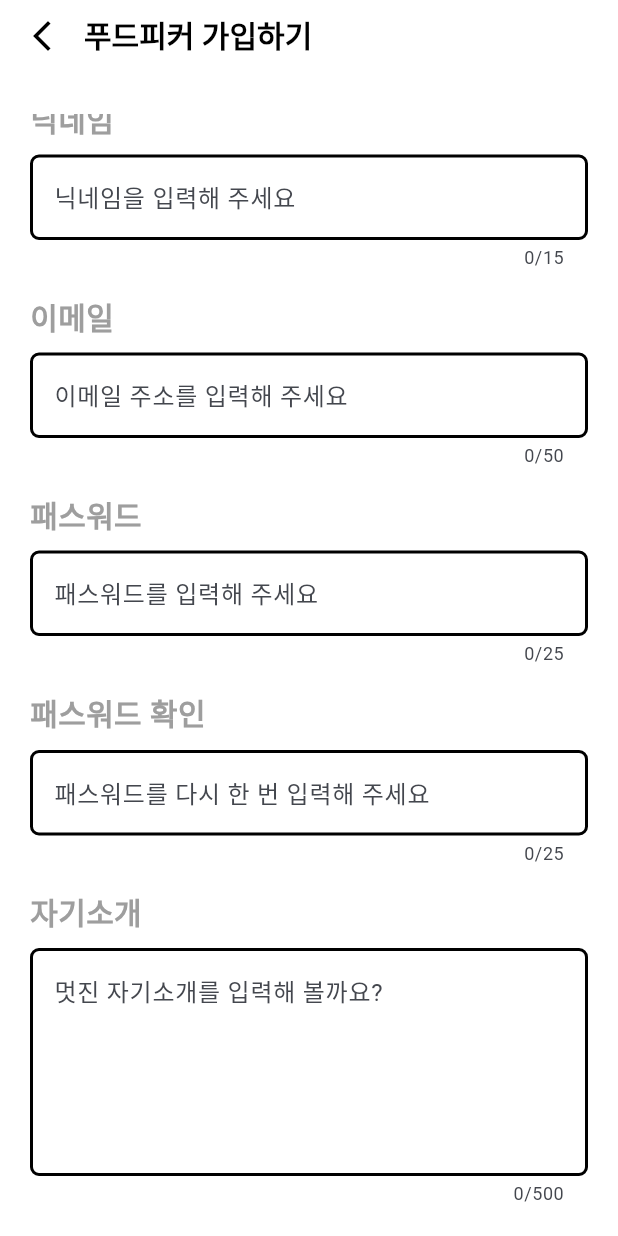
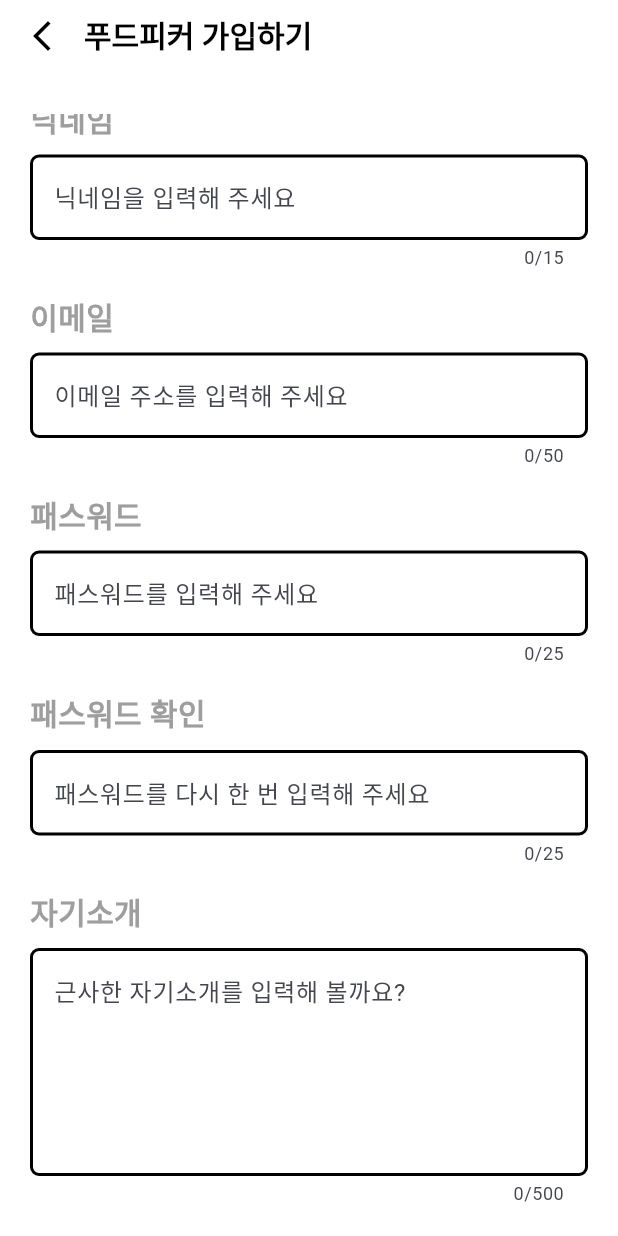
Before and after one commit to academy3746/food_picker01, a Flutter app: the SignUpScreen screen opened by its route, scrolled down 156 dp, on a phone screen of 412 x 824 dp. Run offline on Flutter 3.47's test engine with Material 3 defaults, Android fonts, the phone set to English and light mode, and no system bars; our stand-ins replace fluttertoast, image_picker, supabase_flutter; accounts and stored records are empty.

Commit message:
텍스트 입력필드 컨트롤러 위젯화...5

```diff
--- a/lib/screens/auth_screen/sign_up_screen/sign_up_screen.dart
+++ b/lib/screens/auth_screen/sign_up_screen/sign_up_screen.dart
@@ -5,6 +5,7 @@ import 'package:flutter/material.dart';
 import 'package:food_picker/common/constants/gaps.dart';
 import 'package:food_picker/common/constants/sizes.dart';
 import 'package:food_picker/common/widgets/common_app_bar.dart';
+import 'package:food_picker/common/widgets/common_button.dart';
 import 'package:food_picker/common/widgets/common_input_field.dart';
 import 'package:food_picker/common/widgets/common_text.dart';
 import 'package:food_picker/screens/auth_screen/sign_up_screen/widgets/profile.dart';
@@ -30,6 +31,8 @@ class _SignUpScreenState extends State<SignUpScreen> {
   final TextEditingController _confirmController = TextEditingController();
   final TextEditingController _introController = TextEditingController();
 
+  /// Validate Text Input Field
+  final _formKey = GlobalKey<FormState>();
 
   /// 프로필 등록 Bottom Sheet Dialog
   Future<void> _showProfileUpload() async {
@@ -194,6 +197,8 @@ class _SignUpScreenState extends State<SignUpScreen> {
           child: SingleChildScrollView(
             physics: const ClampingScrollPhysics(),
             scrollDirection: Axis.vertical,
+            child: Form(
+              key: _formKey,
               child: Column(
                 crossAxisAlignment: CrossAxisAlignment.start,
                 children: [
@@ -340,7 +345,7 @@ class _SignUpScreenState extends State<SignUpScreen> {
                           enabled: true,
                           readOnly: false,
                           onTap: null,
-                        hintText: '멋진 자기소개를 입력해 볼까요?',
+                          hintText: '근사한 자기소개를 입력해 볼까요?',
                           maxLines: 5,
                           maxLength: 500,
                           obscureText: false,
@@ -349,7 +354,23 @@ class _SignUpScreenState extends State<SignUpScreen> {
                       ],
                     ),
                   ),
+
+                  /// 회원가입 완료
+                  Container(
+                    width: MediaQuery.of(context).size.width,
+                    height: Sizes.size64,
+                    margin: const EdgeInsets.symmetric(vertical: Sizes.size32),
+                    child: CommonButton(
+                      btnBackgroundColor: Colors.black,
+                      btnText: '가입 완료',
+                      textColor: Colors.white,
+                      btnAction: () {
+                        Navigator.of(context).pop();
+                      },
+                    ),
+                  ),
                 ],
+              ),
             ),
           ),
         ),
```
Lines whose indentation alone changed are shown as unchanged.
